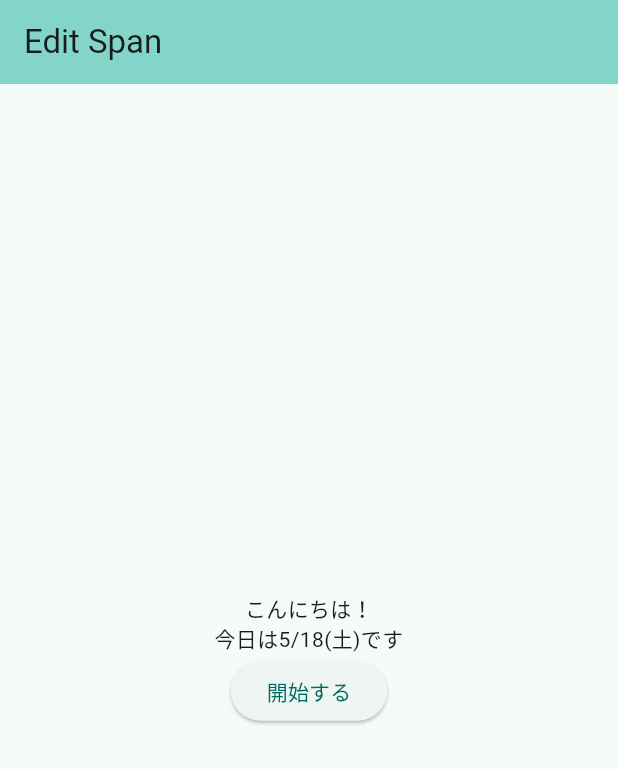
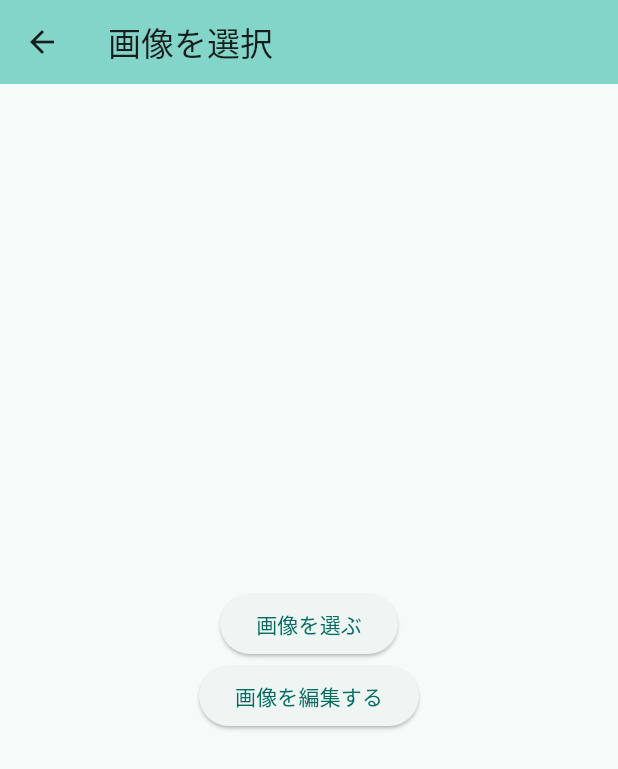
Before and after one commit to nargok/edit_snap_flutter, a Flutter app: the screen it shows after launch, after a tap on "開始する", on a phone screen of 412 x 824 dp. Shown: the top 769 px of the screen. Run offline on Flutter 3.47's test engine with Material 3 defaults, Android fonts, the phone set to English and light mode, and no system bars; generated files the repository leaves out were written again.

Commit message:
ImageSelectScreen

```diff
--- /dev/null
+++ b/lib/image_select_screen.dart
@@ -0,0 +1,31 @@
+import 'package:flutter/material.dart';
+import 'package:flutter_gen/gen_l10n/app_localizations.dart';
+
+class ImageSelectScreen extends StatefulWidget {
+  const ImageSelectScreen({super.key});
+
+  @override
+  State<ImageSelectScreen> createState() => _ImageSelectScreenState();
+}
+
+class _ImageSelectScreenState extends State<ImageSelectScreen> {
+  @override
+  Widget build(BuildContext context) {
+    final l10n = L10n.of(context);
+    return Scaffold(
+      appBar: AppBar(
+        backgroundColor: Theme.of(context).colorScheme.inversePrimary,
+        title: Text(l10n.imageSelectScreenTitle),
+      ),
+      body: Center(
+        child: Column(
+          mainAxisAlignment: MainAxisAlignment.center,
+          children: [
+            ElevatedButton(onPressed: () {}, child: Text(l10n.imageSelect)),
+            ElevatedButton(onPressed: () {}, child: Text(l10n.imageEdit)),
+          ],
+        ),
+      ),
+    );
+  }
+}
--- a/lib/l10n/app_ja.arb
+++ b/lib/l10n/app_ja.arb
@@ -9,5 +9,8 @@
             }
         }
     },
-    "start": "開始する"
+    "start": "開始する",
+    "imageSelectScreenTitle": "画像を選択",
+    "imageSelect": "画像を選ぶ",
+    "imageEdit": "画像を編集する"
 }
--- a/lib/main.dart
+++ b/lib/main.dart
@@ -20,7 +20,6 @@ class MyApp extends StatelessWidget {
           colorScheme: ColorScheme.fromSeed(seedColor: Colors.teal),
           useMaterial3: true,
         ),
-      home: const StartScreen()
-    );
+        home: const StartScreen());
   }
 }
--- a/lib/start_screen.dart
+++ b/lib/start_screen.dart
@@ -1,3 +1,4 @@
+import 'package:edit_snap/image_select_screen.dart';
 import 'package:flutter/material.dart';
 import 'package:flutter_gen/gen_l10n/app_localizations.dart';
 
@@ -13,16 +14,21 @@ class StartScreen extends StatelessWidget {
         title: Text(l10n.startScreenTitle),
       ),
       body: Center(
-        child: Column(
-          mainAxisAlignment: MainAxisAlignment.center,
-          children: [
-            Text(l10n.helloWorldOn(DateTime.now()), textAlign: TextAlign.center,),
-            ElevatedButton(onPressed: () {
-              print("開始するを押した");
-            }, child: Text(l10n.start))
-          ],
-        )
-      ),
+          child: Column(
+        mainAxisAlignment: MainAxisAlignment.center,
+        children: [
+          Text(
+            l10n.helloWorldOn(DateTime.now()),
+            textAlign: TextAlign.center,
+          ),
+          ElevatedButton(
+              onPressed: () {
+                Navigator.of(context).push(MaterialPageRoute(
+                    builder: (context) => const ImageSelectScreen()));
+              },
+              child: Text(l10n.start))
+        ],
+      )),
     );
   }
 }
```
Lines whose indentation alone changed are shown as unchanged.
